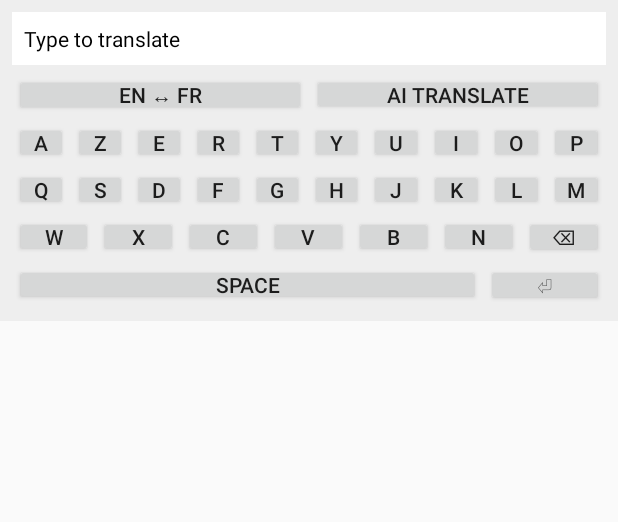
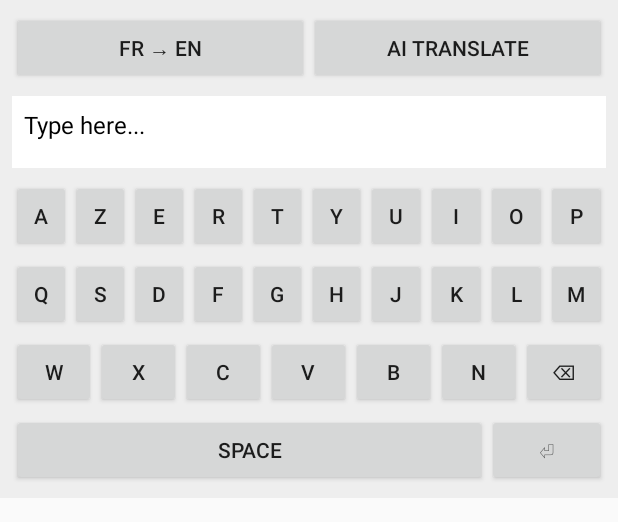
Before and after one commit to Wa101001/AIKeyboard, an Android app built with Jetpack Compose: the layout keyboard_view.xml on its own in the app's theme, with its tools: preview values and no code run, on a phone screen of 412 x 824 dp. Shown: the top 522 px of the screen. Run offline under Robolectric (Android 15) with nearby library versions, the phone set to English and light mode, and no system bars.

Commit message:
better looking keyboard :v

```diff
--- a/app/src/main/java/com/example/aikeyboard/AIKeyboardService.kt
+++ b/app/src/main/java/com/example/aikeyboard/AIKeyboardService.kt
@@ -52,7 +52,13 @@ class AIKeyboardService : InputMethodService() {
                 callGPT(inputText) { result ->
                     result?.let {
                         runOnUiThread {
-                            gptInputTextView.text = "💬 ${it.trim()}"
+                            // Insert response into real focused app field
+                            currentInputConnection?.commitText(it.trim(), 1)
+
+                           // Reset fake input bar
+                            typedText.clear()
+                            gptInputTextView.text = ""
+
                             typedText.clear()
                             Log.d(TAG, "✅ GPT response received: ${it.trim()}")
                         }
--- a/app/src/main/res/layout/keyboard_view.xml
+++ b/app/src/main/res/layout/keyboard_view.xml
@@ -1,180 +1,112 @@
 <?xml version="1.0" encoding="utf-8"?>
-<ScrollView xmlns:android="http://schemas.android.com/apk/res/android"
+<LinearLayout xmlns:android="http://schemas.android.com/apk/res/android"
+    android:orientation="vertical"
     android:layout_width="match_parent"
     android:layout_height="wrap_content"
     android:background="#eeeeee"
-    android:fillViewport="true">
+    android:padding="8dp"
+    android:gravity="center">
 
-    <LinearLayout
-        android:orientation="vertical"
-        android:layout_width="match_parent"
-        android:layout_height="wrap_content"
-        android:padding="8dp">
-
-        <!-- Virtual input bar -->
-        <TextView
-            android:id="@+id/gpt_input"
-            android:layout_width="match_parent"
-            android:layout_height="wrap_content"
-            android:background="#ffffff"
-            android:textColor="#000000"
-            android:padding="8dp"
-            android:text="Type to translate"
-            android:maxLines="1"
-            android:ellipsize="end"
-            android:layout_marginBottom="4dp" />
-
-        <!-- Top buttons -->
+    <!-- Top Bar: Language Toggle + Translate -->
     <LinearLayout
         android:layout_width="match_parent"
         android:layout_height="wrap_content"
-            android:orientation="horizontal">
+        android:weightSum="2"
+        android:orientation="horizontal"
+        android:layout_marginBottom="8dp">
 
         <Button
             android:id="@+id/btn_toggle_lang"
             android:layout_width="0dp"
             android:layout_weight="1"
             android:layout_height="wrap_content"
-                android:minHeight="0dp"
-                android:layout_margin="2dp"
-                android:padding="4dp"
-                android:text="EN ↔ FR" />
+            android:minHeight="48dp"
+            android:text="FR → EN" />
 
         <Button
             android:id="@+id/btn_translate"
             android:layout_width="0dp"
             android:layout_weight="1"
             android:layout_height="wrap_content"
-                android:minHeight="0dp"
-                android:layout_margin="2dp"
-                android:padding="4dp"
+            android:minHeight="48dp"
             android:text="AI Translate" />
     </LinearLayout>
+
+    <!-- GPT Input View -->
+    <TextView
+        android:id="@+id/gpt_input"
+        android:layout_width="match_parent"
+        android:layout_height="wrap_content"
+        android:minHeight="48dp"
+        android:padding="8dp"
+        android:background="#ffffff"
+        android:textColor="#000000"
+        android:text="Type here..."
+        android:textSize="16sp"
+        android:layout_marginBottom="8dp" />
 
     <!-- Row 1 -->
     <LinearLayout android:layout_width="match_parent"
         android:layout_height="wrap_content"
-            android:orientation="horizontal">
-            <Button android:id="@+id/key_a" android:text="A"
-                android:layout_width="0dp" android:layout_weight="1" android:layout_height="wrap_content"
-                android:minHeight="0dp" android:layout_margin="2dp" android:padding="4dp" />
-            <Button android:id="@+id/key_z" android:text="Z"
-                android:layout_width="0dp" android:layout_weight="1" android:layout_height="wrap_content"
-                android:minHeight="0dp" android:layout_margin="2dp" android:padding="4dp" />
-            <Button android:id="@+id/key_e" android:text="E"
-                android:layout_width="0dp" android:layout_weight="1" android:layout_height="wrap_content"
-                android:minHeight="0dp" android:layout_margin="2dp" android:padding="4dp" />
-            <Button android:id="@+id/key_r" android:text="R"
-                android:layout_width="0dp" android:layout_weight="1" android:layout_height="wrap_content"
-                android:minHeight="0dp" android:layout_margin="2dp" android:padding="4dp" />
-            <Button android:id="@+id/key_t" android:text="T"
-                android:layout_width="0dp" android:layout_weight="1" android:layout_height="wrap_content"
-                android:minHeight="0dp" android:layout_margin="2dp" android:padding="4dp" />
-            <Button android:id="@+id/key_y" android:text="Y"
-                android:layout_width="0dp" android:layout_weight="1" android:layout_height="wrap_content"
-                android:minHeight="0dp" android:layout_margin="2dp" android:padding="4dp" />
-            <Button android:id="@+id/key_u" android:text="U"
-                android:layout_width="0dp" android:layout_weight="1" android:layout_height="wrap_content"
-                android:minHeight="0dp" android:layout_margin="2dp" android:padding="4dp" />
-            <Button android:id="@+id/key_i" android:text="I"
-                android:layout_width="0dp" android:layout_weight="1" android:layout_height="wrap_content"
-                android:minHeight="0dp" android:layout_margin="2dp" android:padding="4dp" />
-            <Button android:id="@+id/key_o" android:text="O"
-                android:layout_width="0dp" android:layout_weight="1" android:layout_height="wrap_content"
-                android:minHeight="0dp" android:layout_margin="2dp" android:padding="4dp" />
-            <Button android:id="@+id/key_p" android:text="P"
-                android:layout_width="0dp" android:layout_weight="1" android:layout_height="wrap_content"
-                android:minHeight="0dp" android:layout_margin="2dp" android:padding="4dp" />
+        android:orientation="horizontal"
+        android:weightSum="10"
+        android:layout_marginBottom="4dp">
+
+        <Button android:id="@+id/key_a" android:layout_width="0dp" android:layout_weight="1" android:text="A" android:layout_height="wrap_content" android:minHeight="48dp"/>
+        <Button android:id="@+id/key_z" android:layout_width="0dp" android:layout_weight="1" android:text="Z" android:layout_height="wrap_content" android:minHeight="48dp"/>
+        <Button android:id="@+id/key_e" android:layout_width="0dp" android:layout_weight="1" android:text="E" android:layout_height="wrap_content" android:minHeight="48dp"/>
+        <Button android:id="@+id/key_r" android:layout_width="0dp" android:layout_weight="1" android:text="R" android:layout_height="wrap_content" android:minHeight="48dp"/>
+        <Button android:id="@+id/key_t" android:layout_width="0dp" android:layout_weight="1" android:text="T" android:layout_height="wrap_content" android:minHeight="48dp"/>
+        <Button android:id="@+id/key_y" android:layout_width="0dp" android:layout_weight="1" android:text="Y" android:layout_height="wrap_content" android:minHeight="48dp"/>
+        <Button android:id="@+id/key_u" android:layout_width="0dp" android:layout_weight="1" android:text="U" android:layout_height="wrap_content" android:minHeight="48dp"/>
+        <Button android:id="@+id/key_i" android:layout_width="0dp" android:layout_weight="1" android:text="I" android:layout_height="wrap_content" android:minHeight="48dp"/>
+        <Button android:id="@+id/key_o" android:layout_width="0dp" android:layout_weight="1" android:text="O" android:layout_height="wrap_content" android:minHeight="48dp"/>
+        <Button android:id="@+id/key_p" android:layout_width="0dp" android:layout_weight="1" android:text="P" android:layout_height="wrap_content" android:minHeight="48dp"/>
     </LinearLayout>
 
     <!-- Row 2 -->
     <LinearLayout android:layout_width="match_parent"
         android:layout_height="wrap_content"
-            android:orientation="horizontal">
-            <Button android:id="@+id/key_q" android:text="Q"
-                android:layout_width="0dp" android:layout_weight="1" android:layout_height="wrap_content"
-                android:minHeight="0dp" android:layout_margin="2dp" android:padding="4dp" />
-            <Button android:id="@+id/key_s" android:text="S"
-                android:layout_width="0dp" android:layout_weight="1" android:layout_height="wrap_content"
-                android:minHeight="0dp" android:layout_margin="2dp" android:padding="4dp" />
-            <Button android:id="@+id/key_d" android:text="D"
-                android:layout_width="0dp" android:layout_weight="1" android:layout_height="wrap_content"
-                android:minHeight="0dp" android:layout_margin="2dp" android:padding="4dp" />
-            <Button android:id="@+id/key_f" android:text="F"
-                android:layout_width="0dp" android:layout_weight="1" android:layout_height="wrap_content"
-                android:minHeight="0dp" android:layout_margin="2dp" android:padding="4dp" />
-            <Button android:id="@+id/key_g" android:text="G"
-                android:layout_width="0dp" android:layout_weight="1" android:layout_height="wrap_content"
-                android:minHeight="0dp" android:layout_margin="2dp" android:padding="4dp" />
-            <Button android:id="@+id/key_h" android:text="H"
-                android:layout_width="0dp" android:layout_weight="1" android:layout_height="wrap_content"
-                android:minHeight="0dp" android:layout_margin="2dp" android:padding="4dp" />
-            <Button android:id="@+id/key_j" android:text="J"
-                android:layout_width="0dp" android:layout_weight="1" android:layout_height="wrap_content"
-                android:minHeight="0dp" android:layout_margin="2dp" android:padding="4dp" />
-            <Button android:id="@+id/key_k" android:text="K"
-                android:layout_width="0dp" android:layout_weight="1" android:layout_height="wrap_content"
-                android:minHeight="0dp" android:layout_margin="2dp" android:padding="4dp" />
-            <Button android:id="@+id/key_l" android:text="L"
-                android:layout_width="0dp" android:layout_weight="1" android:layout_height="wrap_content"
-                android:minHeight="0dp" android:layout_margin="2dp" android:padding="4dp" />
-            <Button android:id="@+id/key_m" android:text="M"
-                android:layout_width="0dp" android:layout_weight="1" android:layout_height="wrap_content"
-                android:minHeight="0dp" android:layout_margin="2dp" android:padding="4dp" />
+        android:orientation="horizontal"
+        android:weightSum="10"
+        android:layout_marginBottom="4dp">
+
+        <Button android:id="@+id/key_q" android:layout_width="0dp" android:layout_weight="1" android:text="Q" android:layout_height="wrap_content" android:minHeight="48dp"/>
+        <Button android:id="@+id/key_s" android:layout_width="0dp" android:layout_weight="1" android:text="S" android:layout_height="wrap_content" android:minHeight="48dp"/>
+        <Button android:id="@+id/key_d" android:layout_width="0dp" android:layout_weight="1" android:text="D" android:layout_height="wrap_content" android:minHeight="48dp"/>
+        <Button android:id="@+id/key_f" android:layout_width="0dp" android:layout_weight="1" android:text="F" android:layout_height="wrap_content" android:minHeight="48dp"/>
+        <Button android:id="@+id/key_g" android:layout_width="0dp" android:layout_weight="1" android:text="G" android:layout_height="wrap_content" android:minHeight="48dp"/>
+        <Button android:id="@+id/key_h" android:layout_width="0dp" android:layout_weight="1" android:text="H" android:layout_height="wrap_content" android:minHeight="48dp"/>
+        <Button android:id="@+id/key_j" android:layout_width="0dp" android:layout_weight="1" android:text="J" android:layout_height="wrap_content" android:minHeight="48dp"/>
+        <Button android:id="@+id/key_k" android:layout_width="0dp" android:layout_weight="1" android:text="K" android:layout_height="wrap_content" android:minHeight="48dp"/>
+        <Button android:id="@+id/key_l" android:layout_width="0dp" android:layout_weight="1" android:text="L" android:layout_height="wrap_content" android:minHeight="48dp"/>
+        <Button android:id="@+id/key_m" android:layout_width="0dp" android:layout_weight="1" android:text="M" android:layout_height="wrap_content" android:minHeight="48dp"/>
     </LinearLayout>
 
     <!-- Row 3 -->
     <LinearLayout android:layout_width="match_parent"
         android:layout_height="wrap_content"
-            android:orientation="horizontal">
-            <Button android:id="@+id/key_w" android:text="W"
-                android:layout_width="0dp" android:layout_weight="1" android:layout_height="wrap_content"
-                android:minHeight="0dp" android:layout_margin="2dp" android:padding="4dp" />
-            <Button android:id="@+id/key_x" android:text="X"
-                android:layout_width="0dp" android:layout_weight="1" android:layout_height="wrap_content"
-                android:minHeight="0dp" android:layout_margin="2dp" android:padding="4dp" />
-            <Button android:id="@+id/key_c" android:text="C"
-                android:layout_width="0dp" android:layout_weight="1" android:layout_height="wrap_content"
-                android:minHeight="0dp" android:layout_margin="2dp" android:padding="4dp" />
-            <Button android:id="@+id/key_v" android:text="V"
-                android:layout_width="0dp" android:layout_weight="1" android:layout_height="wrap_content"
-                android:minHeight="0dp" android:layout_margin="2dp" android:padding="4dp" />
-            <Button android:id="@+id/key_b" android:text="B"
-                android:layout_width="0dp" android:layout_weight="1" android:layout_height="wrap_content"
-                android:minHeight="0dp" android:layout_margin="2dp" android:padding="4dp" />
-            <Button android:id="@+id/key_n" android:text="N"
-                android:layout_width="0dp" android:layout_weight="1" android:layout_height="wrap_content"
-                android:minHeight="0dp" android:layout_margin="2dp" android:padding="4dp" />
-            <Button android:id="@+id/key_delete" android:text="⌫"
-                android:layout_width="0dp" android:layout_weight="1" android:layout_height="wrap_content"
-                android:minHeight="0dp" android:layout_margin="2dp" android:padding="4dp" />
+        android:orientation="horizontal"
+        android:weightSum="7"
+        android:layout_marginBottom="4dp">
+
+        <Button android:id="@+id/key_w" android:layout_width="0dp" android:layout_weight="1" android:text="W" android:layout_height="wrap_content" android:minHeight="48dp"/>
+        <Button android:id="@+id/key_x" android:layout_width="0dp" android:layout_weight="1" android:text="X" android:layout_height="wrap_content" android:minHeight="48dp"/>
+        <Button android:id="@+id/key_c" android:layout_width="0dp" android:layout_weight="1" android:text="C" android:layout_height="wrap_content" android:minHeight="48dp"/>
+        <Button android:id="@+id/key_v" android:layout_width="0dp" android:layout_weight="1" android:text="V" android:layout_height="wrap_content" android:minHeight="48dp"/>
+        <Button android:id="@+id/key_b" android:layout_width="0dp" android:layout_weight="1" android:text="B" android:layout_height="wrap_content" android:minHeight="48dp"/>
+        <Button android:id="@+id/key_n" android:layout_width="0dp" android:layout_weight="1" android:text="N" android:layout_height="wrap_content" android:minHeight="48dp"/>
+        <Button android:id="@+id/key_delete" android:layout_width="0dp" android:layout_weight="1" android:text="⌫" android:layout_height="wrap_content" android:minHeight="48dp"/>
     </LinearLayout>
 
-        <!-- Row 4 -->
+    <!-- Bottom Row: Space + Enter -->
     <LinearLayout android:layout_width="match_parent"
         android:layout_height="wrap_content"
-            android:orientation="horizontal">
+        android:orientation="horizontal"
+        android:weightSum="5">
 
-            <Button
-                android:id="@+id/key_space"
-                android:layout_width="0dp"
-                android:layout_weight="4"
-                android:layout_height="wrap_content"
-                android:minHeight="0dp"
-                android:layout_margin="2dp"
-                android:padding="4dp"
-                android:text="Space" />
-
-            <Button
-                android:id="@+id/key_enter"
-                android:layout_width="0dp"
-                android:layout_weight="1"
-                android:layout_height="wrap_content"
-                android:minHeight="0dp"
-                android:layout_margin="2dp"
-                android:padding="4dp"
-                android:text="⏎" />
+        <Button android:id="@+id/key_space" android:layout_width="0dp" android:layout_weight="4" android:text="Space" android:layout_height="wrap_content" android:minHeight="48dp"/>
+        <Button android:id="@+id/key_enter" android:layout_width="0dp" android:layout_weight="1" android:text="⏎" android:layout_height="wrap_content" android:minHeight="48dp"/>
     </LinearLayout>
 
 </LinearLayout>
-</ScrollView>
```
Lines whose indentation alone changed are shown as unchanged.
